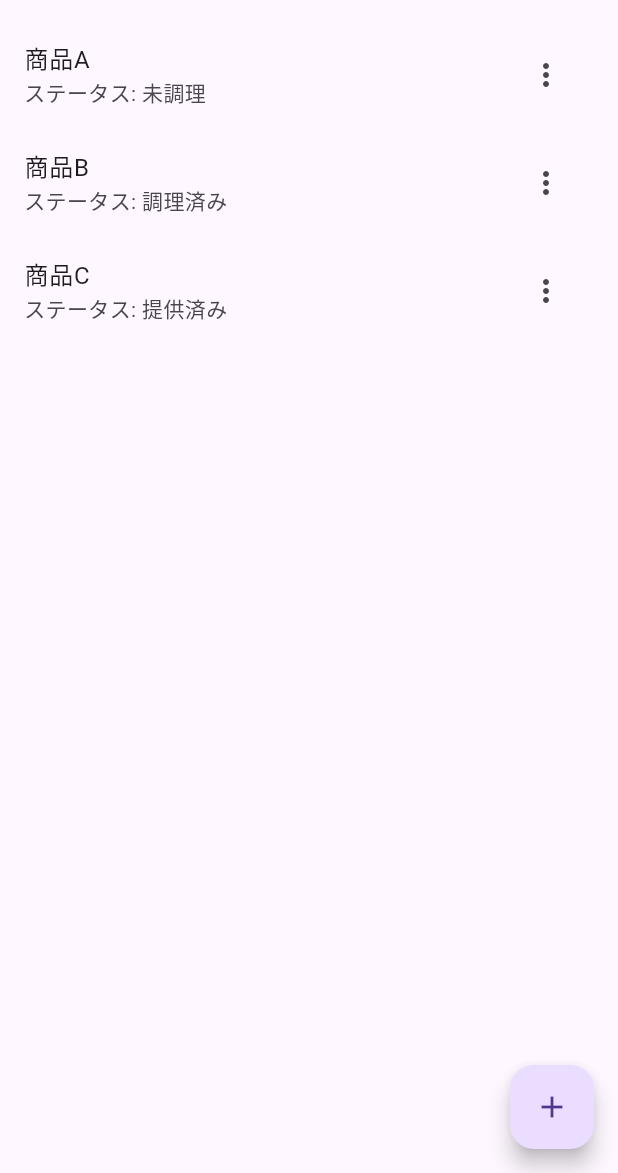
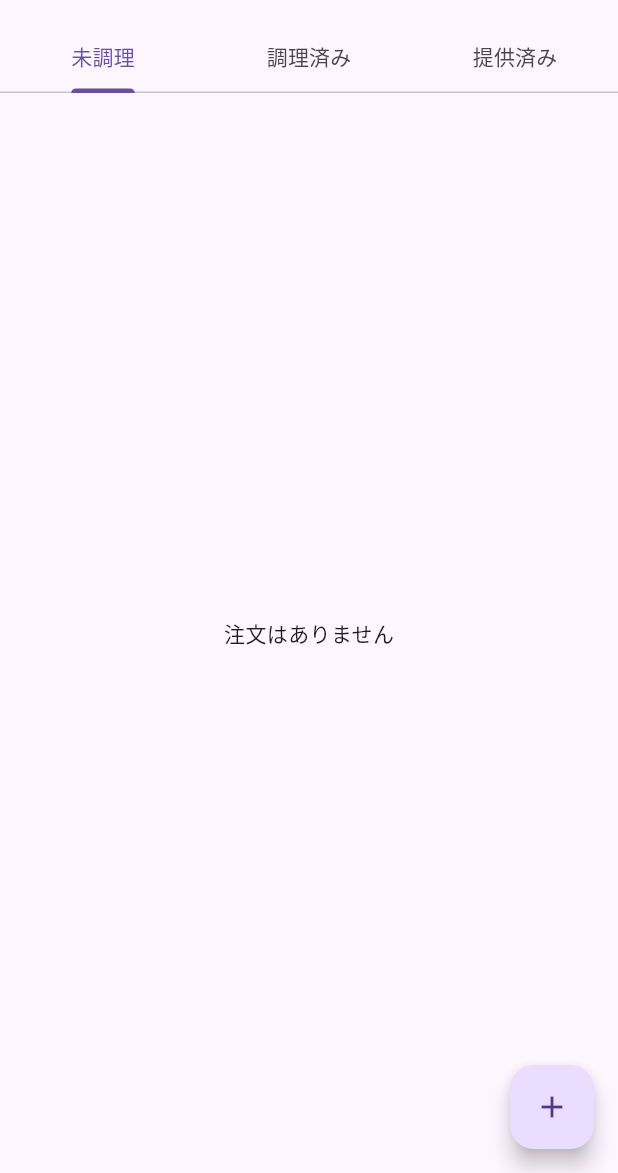
Before and after one commit to ma2mori/veloxorder, a Flutter app: the screen it shows after launch, on a phone screen of 412 x 824 dp, the part 63-1236 px from its top. Run offline on Flutter 3.47's test engine with Material 3 defaults, Android fonts, the phone set to English and light mode, and no system bars; our stand-ins replace get_it, hive, hive_flutter; accounts and stored records are empty.

Commit message:
注文管理画面にステータス毎のタブを追加

```diff
--- a/lib/view/store/order/order_management_screen.dart
+++ b/lib/view/store/order/order_management_screen.dart
@@ -1,48 +1,105 @@
 import 'package:flutter/material.dart';
+import 'package:provider/provider.dart';
 import 'package:veloxorder/view/store/common_drawer.dart';
+import 'package:veloxorder/viewmodel/store/order/order_viewmodel.dart';
+import 'package:veloxorder/domain/order/model/order.dart';
+import 'package:intl/intl.dart';
 
 class OrderManagementScreen extends StatefulWidget {
   @override
   _OrderManagementScreenState createState() => _OrderManagementScreenState();
 }
 
-class _OrderManagementScreenState extends State<OrderManagementScreen> {
-  // 仮データ
-  List<Map<String, String>> orders = [
-    {'id': '1', 'status': '未調理', 'item': '商品A'},
-    {'id': '2', 'status': '調理済み', 'item': '商品B'},
-    {'id': '3', 'status': '提供済み', 'item': '商品C'},
-  ];
+class _OrderManagementScreenState extends State<OrderManagementScreen>
+    with SingleTickerProviderStateMixin {
+  // タブのインデックス
+  int _currentIndex = 0;
 
   @override
   Widget build(BuildContext context) {
-    return Scaffold(
+    return DefaultTabController(
+      length: 3, // タブの数
+      initialIndex: 0, // デフォルトで選択するタブ（未調理）
+      child: Scaffold(
         appBar: AppBar(
           title: Text('注文管理'),
+          bottom: TabBar(
+            tabs: [
+              Tab(text: '未調理'),
+              Tab(text: '調理済み'),
+              Tab(text: '提供済み'),
+            ],
+            onTap: (index) {
+              setState(() {
+                _currentIndex = index;
+              });
+            },
+          ),
         ),
         drawer: CommonDrawer(),
-      body: ListView.builder(
-        itemCount: orders.length,
+        body: Consumer<OrderViewModel>(
+          builder: (context, orderViewModel, child) {
+            List<Order> orders = orderViewModel.orders;
+
+            // 現在のタブに応じて注文をフィルタリング
+            OrderStatus status;
+            switch (_currentIndex) {
+              case 0:
+                status = OrderStatus.pending;
+                break;
+              case 1:
+                status = OrderStatus.prepared;
+                break;
+              case 2:
+                status = OrderStatus.delivered;
+                break;
+              default:
+                status = OrderStatus.pending;
+            }
+
+            List<Order> filteredOrders =
+                orders.where((order) => order.status == status).toList();
+
+            if (filteredOrders.isEmpty) {
+              return Center(child: Text('注文はありません'));
+            }
+
+            return ListView.builder(
+              itemCount: filteredOrders.length,
               itemBuilder: (context, index) {
-          var order = orders[index];
+                Order order = filteredOrders[index];
+                String formattedDate =
+                    DateFormat('yyyy/MM/dd HH:mm:ss').format(order.dateTime);
                 return ListTile(
-            title: Text(order['item']!),
-            subtitle: Text('ステータス: ${order['status']}'),
-            trailing: PopupMenuButton<String>(
+                  title: Text('引換券番号: ${order.voucherNumber}'),
+                  subtitle: Text('日時: $formattedDate'),
+                  trailing: PopupMenuButton<OrderStatus>(
                     onSelected: (value) {
                       setState(() {
-                  order['status'] = value;
+                        order.status = value;
+                        Provider.of<OrderViewModel>(context, listen: false)
+                            .updateOrder(order);
                       });
                     },
                     itemBuilder: (BuildContext context) {
-                return ['未調理', '調理済み', '提供済み'].map((String choice) {
-                  return PopupMenuItem<String>(
+                      List<OrderStatus> options = [];
+                      if (order.status == OrderStatus.pending) {
+                        options = [OrderStatus.prepared, OrderStatus.delivered];
+                      } else if (order.status == OrderStatus.prepared) {
+                        options = [OrderStatus.pending, OrderStatus.delivered];
+                      } else if (order.status == OrderStatus.delivered) {
+                        options = [OrderStatus.pending];
+                      }
+                      return options.map((OrderStatus choice) {
+                        return PopupMenuItem<OrderStatus>(
                           value: choice,
-                    child: Text(choice),
+                          child: Text(_getStatusText(choice)),
                         );
                       }).toList();
                     },
                   ),
+                );
+              },
             );
           },
         ),
@@ -53,6 +110,20 @@ class _OrderManagementScreenState extends State<OrderManagementScreen> {
           child: Icon(Icons.add),
           tooltip: '取引登録',
         ),
+      ),
     );
   }
+
+  String _getStatusText(OrderStatus status) {
+    switch (status) {
+      case OrderStatus.pending:
+        return '未調理';
+      case OrderStatus.prepared:
+        return '調理済み';
+      case OrderStatus.delivered:
+        return '提供済み';
+      default:
+        return '';
     }
+  }
+}
```
Lines whose indentation alone changed are shown as unchanged.
